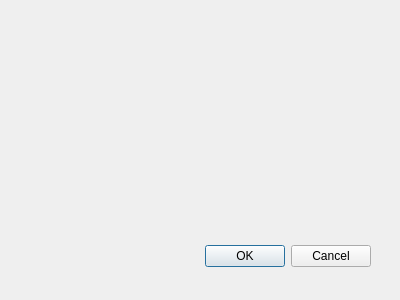
First picture: the form in Ui_Herevea.ui, repository rubenmarrufo/herevea, before the edit.
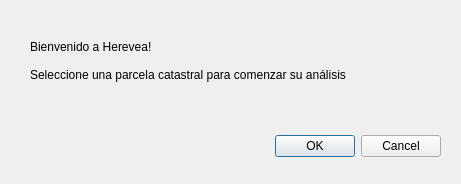
Second picture: the form after the edit.

```diff
--- a/Ui_Herevea.ui
+++ b/Ui_Herevea.ui
@@ -1,22 +1,22 @@
 <ui version="4.0" >
  <class>Herevea</class>
- <widget class="QDialog" name="Herevea" >
-  <property name="geometry" >
+ <widget class="QDialog" name="Herevea">
+  <property name="geometry">
    <rect>
-    <x>200</x>
-    <y>200</y>
-    <width>400</width>
-    <height>300</height>
+    <x>0</x>
+    <y>0</y>
+    <width>461</width>
+    <height>184</height>
    </rect>
   </property>
   <property name="windowTitle" >
    <string>Herevea</string>
   </property>
-  <widget class="QDialogButtonBox" name="buttonBox" >
-   <property name="geometry" >
+  <widget class="QDialogButtonBox" name="buttonBox">
+   <property name="geometry">
     <rect>
-     <x>30</x>
-     <y>240</y>
+     <x>100</x>
+     <y>130</y>
      <width>341</width>
      <height>32</height>
     </rect>
@@ -28,6 +28,21 @@
     <set>QDialogButtonBox::Cancel|QDialogButtonBox::Ok</set>
    </property>
   </widget>
+  <widget class="QLabel" name="label">
+   <property name="geometry">
+    <rect>
+     <x>30</x>
+     <y>10</y>
+     <width>421</width>
+     <height>101</height>
+    </rect>
+   </property>
+   <property name="text">
+    <string>Bienvenido a Herevea!
+
+Seleccione una parcela catastral para comenzar su análisis</string>
+   </property>
+  </widget>
  </widget>
  <resources/>
  <connections>
```
Left out of the diff: 17 changed lines with no effect on the pictures.
